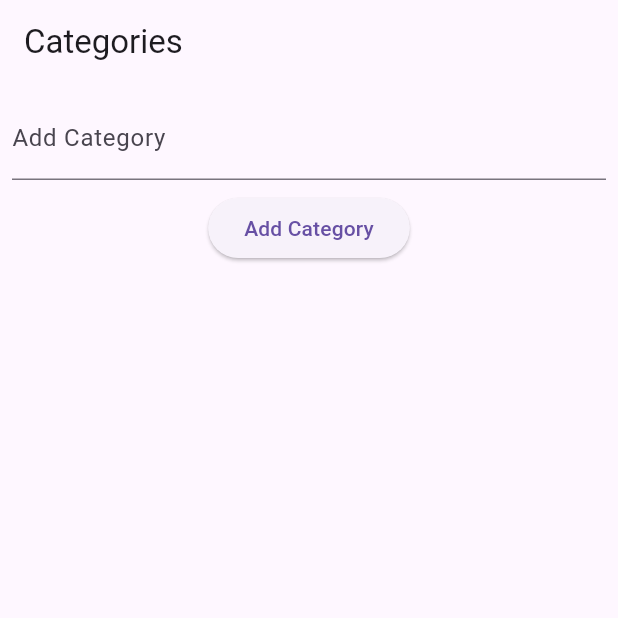
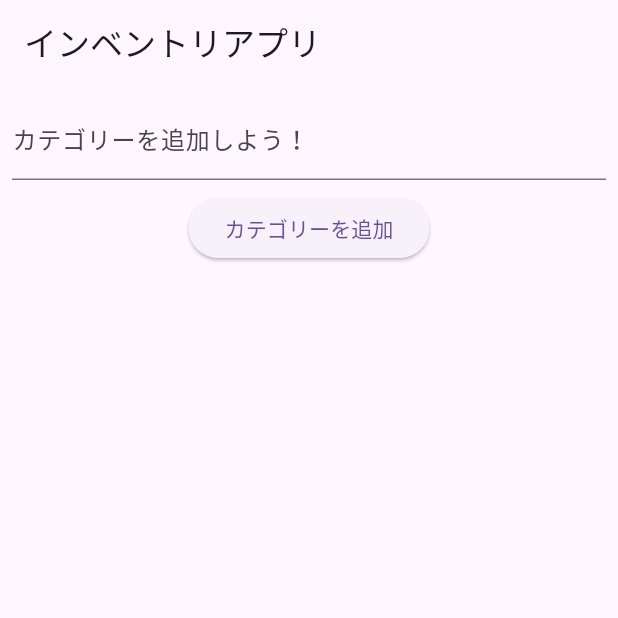
Before and after one commit to IchiTai/item_manager_app, a Flutter app: the screen it shows after launch, on a phone screen of 412 x 824 dp, the top half of it. Run offline on Flutter 3.47's test engine with Material 3 defaults, Android fonts, the light colour scheme and no system bars; our stand-ins replace shared_preferences.

Commit message:
change text

```diff
--- a/lib/category_items_screen.dart
+++ b/lib/category_items_screen.dart
@@ -14,7 +14,7 @@ class CategoryItemsScreen extends StatelessWidget {
   Widget build(BuildContext context) {
     return Scaffold(
       appBar: AppBar(
-        title: Text('Items in $category'),
+        title: Text('$categoryのアイテム'),
       ),
       body: Column(
         children: [
@@ -22,14 +22,14 @@ class CategoryItemsScreen extends StatelessWidget {
             padding: const EdgeInsets.all(8.0),
             child: TextField(
               controller: _itemNameController,
-              decoration: InputDecoration(labelText: 'Item Name'),
+              decoration: InputDecoration(labelText: 'アイテムの名前'),
             ),
           ),
           Padding(
             padding: const EdgeInsets.all(8.0),
             child: TextField(
               controller: _quantityController,
-              decoration: InputDecoration(labelText: 'Quantity'),
+              decoration: InputDecoration(labelText: 'アイテムの数'),
               keyboardType: TextInputType.number,
             ),
           ),
--- a/lib/main.dart
+++ b/lib/main.dart
@@ -38,7 +38,7 @@ class CategoryListScreen extends StatelessWidget {
   Widget build(BuildContext context) {
     return Scaffold(
       appBar: AppBar(
-        title: Text('Categories'),
+        title: Text('インベントリアプリ'),
       ),
       body: Column(
         children: [
@@ -46,7 +46,7 @@ class CategoryListScreen extends StatelessWidget {
             padding: const EdgeInsets.all(8.0),
             child: TextField(
               controller: _categoryController,
-              decoration: InputDecoration(labelText: 'Add Category'),
+              decoration: InputDecoration(labelText: 'カテゴリーを追加しよう！'),
             ),
           ),
           ElevatedButton(
@@ -57,7 +57,7 @@ class CategoryListScreen extends StatelessWidget {
                 _categoryController.clear();
               }
             },
-            child: Text('Add Category'),
+            child: Text('カテゴリーを追加'),
           ),
           Expanded(
             child: Consumer<CategoryProvider>(
```
